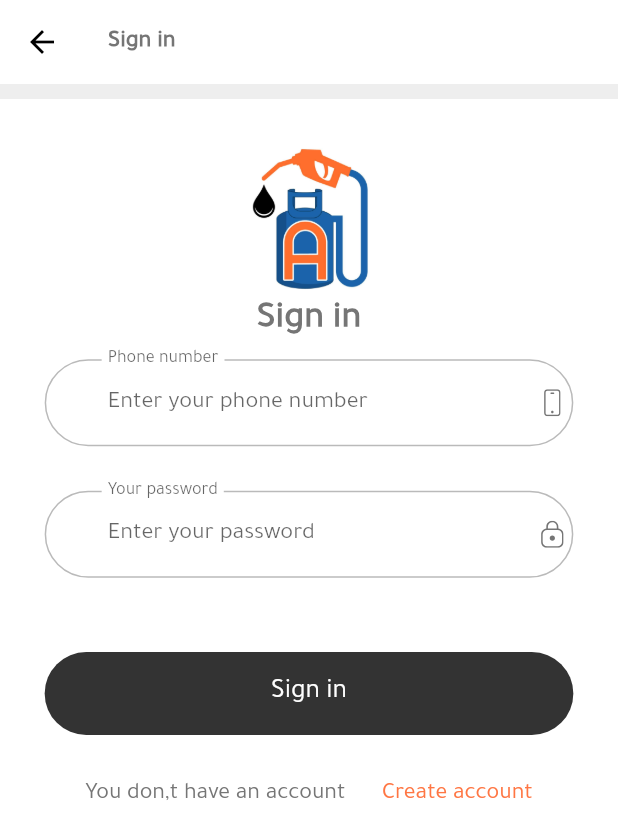
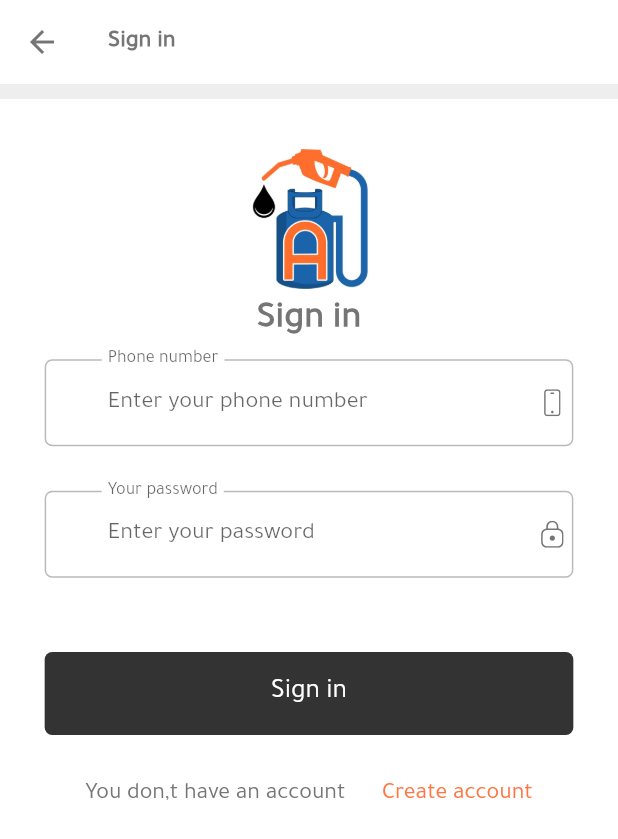
Before and after one commit to osamababiker/ab3adapp, a Flutter app: the screen it shows after launch, on a phone screen of 412 x 824 dp. Shown: the top 839 px of the screen. Run offline on Flutter 3.47's test engine with Material 2 defaults, Android fonts, the phone set to English and light mode, and no system bars; our stand-ins replace cached_network_image, device_info_plus, dropdown_button2, firebase_core, firebase_messaging, flutter_rating_bar and 8 more; accounts and stored records are empty.

Commit message:
normal commit

```diff
--- a/lib/controllers/locationController.dart
+++ b/lib/controllers/locationController.dart
@@ -83,7 +83,7 @@ class LocationControler extends GetxController {
   Future<List<Placemark>> getAddress(
       {required double lat, required double lng}) async {
     List<Placemark> placemarks =
-        await placemarkFromCoordinates(52.2165157, 6.9437819);
+        await placemarkFromCoordinates(lat, lng);
     return placemarks;
   }
 }
--- a/lib/screens/components/default_button.dart
+++ b/lib/screens/components/default_button.dart
@@ -20,7 +20,7 @@ class DefaultButton extends StatelessWidget {
       height: getScreenSize(context) * 5.6,
       decoration: BoxDecoration(
         color: Colors.black.withOpacity(0.8),
-        borderRadius: BorderRadius.circular(kDefaultPadding * 2),
+        borderRadius: BorderRadius.circular(5),
       ),
       child: TextButton(
         onPressed: press,
--- a/lib/screens/sign_in/components/form.dart
+++ b/lib/screens/sign_in/components/form.dart
@@ -6,6 +6,7 @@ import 'package:ab3ad/screens/components/default_button.dart';
 import 'package:flutter/material.dart';
 import 'package:ab3ad/screens/components/form_error.dart';
 import 'package:get/get.dart';
+import '../../../constants.dart';
 import '../../../size_config.dart';
 
 class SignForm extends StatelessWidget {
@@ -16,7 +17,8 @@ class SignForm extends StatelessWidget {
 
   @override
   Widget build(BuildContext context) {
-    return Form(
+    return Obx(() => Form(
+        autovalidateMode: AutovalidateMode.onUserInteraction,
         child: Column(
           children: [
             buildPhoneFormField(),
@@ -25,11 +27,24 @@ class SignForm extends StatelessWidget {
             SizedBox(height: getScreenSize(context) * 3.0),
             FormError(errors: _authController.errors),
             SizedBox(height: getScreenSize(context) * 2.0),
-          DefaultButton(
+            _authController.isLoading.value ?
+            SizedBox(
+              width: getScreenSize(context) * 4.0,
+              height: getScreenSize(context) * 4.0,
+              child: const CircularProgressIndicator(
+                color: Colors.white,
+                backgroundColor: kPrimaryColor,
+              )
+            )
+            : DefaultButton(
               text: "signin_screen_btn".tr,
-            press: () async {}
+              press: () async {
+                _authController.isLoading.value = true;
+                _authController.checkSignIn();
+              }
             )
           ],
+        ),
       ),
     );
   }
@@ -37,10 +52,8 @@ class SignForm extends StatelessWidget {
   TextFormField buildPasswordFormField() {
     return TextFormField(
       obscureText: true,
-      onChanged: (value) {
-
-      },
       validator: (value) {
+        _authController.validatePassword(value!);
       },
       decoration: InputDecoration(
         labelText: "signin_screen_password_label".tr,
@@ -56,11 +69,10 @@ class SignForm extends StatelessWidget {
   TextFormField buildPhoneFormField() {
     return TextFormField(
       keyboardType: TextInputType.phone,
-      onChanged: (value) {
-
+      validator: (value){
+        _authController.validatePhone(value!);
       },
-      validator: (value) {
-      },
+      controller: _authController.phoneController,
       decoration: InputDecoration(
         labelText: "signin_screen_phone_label".tr,
         hintText: "signin_screen_phone_hint".tr,
```
Also changed, not shown: lib/controllers/authController.dart (+36 -25 lines), lib/screens/sign_up/components/form.dart (+16 -3 lines), lib/theme.dart (+4 -10 lines). Lines whose indentation alone changed are shown as unchanged.
